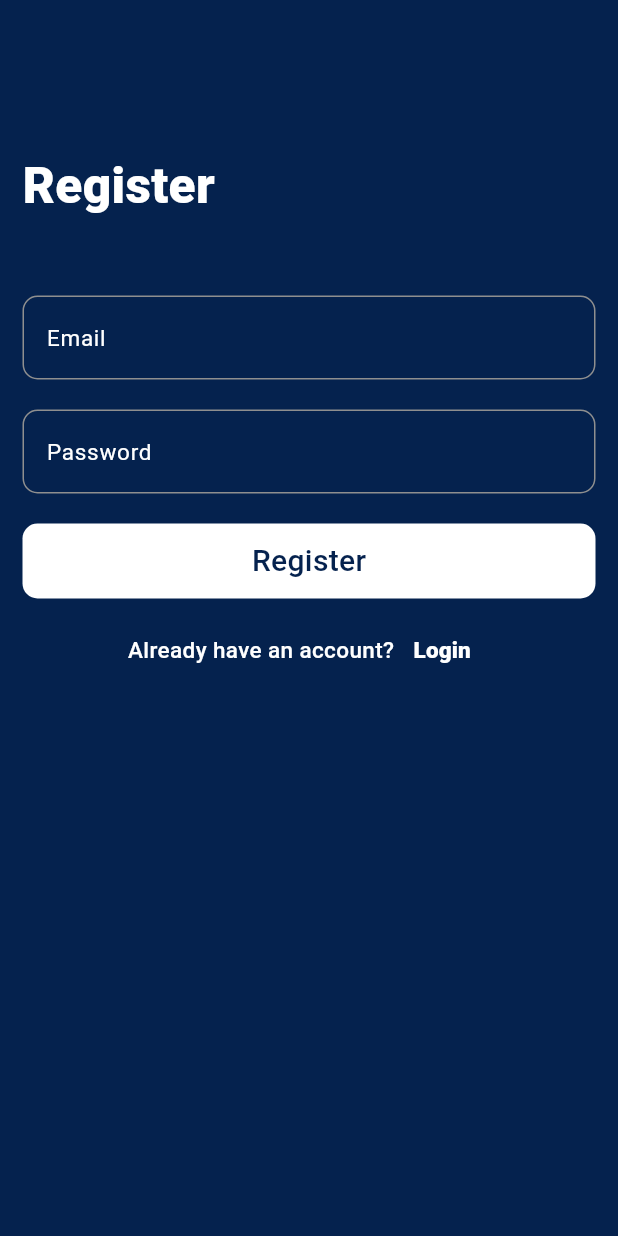
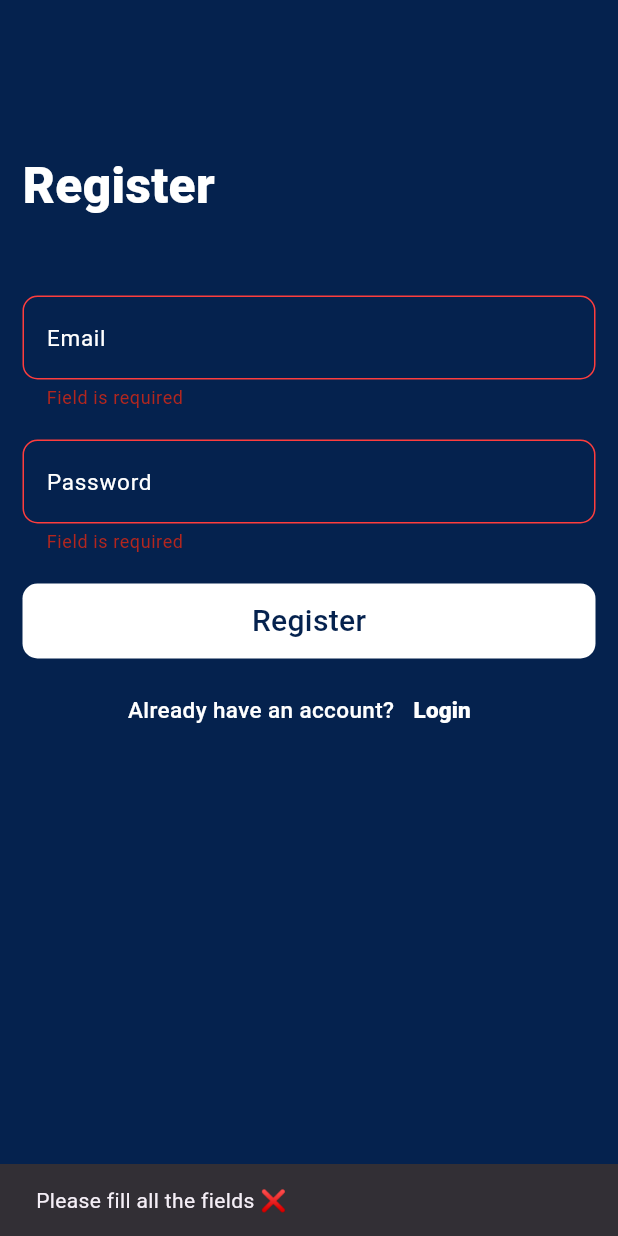
Before and after one commit to mohamedmagdy2301/chat_app, a Flutter app: the RegisterPage screen opened by its route, after a tap on "Register", on a phone screen of 412 x 824 dp. Run offline on Flutter 3.47's test engine with Material 3 defaults, Android fonts, the light colour scheme and no system bars; our stand-ins replace firebase_auth, firebase_core; accounts and stored records are empty.

Commit message:
createUser (register) by firebase update text field to text form field and validator

```diff
--- a/lib/Screens/register_page.dart
+++ b/lib/Screens/register_page.dart
@@ -1,7 +1,9 @@
+// ignore_for_file: use_build_context_synchronously
+
 import 'dart:developer';
 
 import 'package:chat_app/Core/constant.dart';
-import 'package:chat_app/Screens/home_page.dart';
+import 'package:chat_app/Screens/login_page.dart';
 import 'package:chat_app/Widgets/button_build.dart';
 import 'package:chat_app/Widgets/text_field_build.dart';
 import 'package:firebase_auth/firebase_auth.dart';
@@ -10,14 +12,16 @@ import 'package:flutter/material.dart';
 class RegisterPage extends StatelessWidget {
   RegisterPage({super.key});
   static const id = 'register_page';
-  String? email;
-  String? password;
+  String? email, password;
+  GlobalKey<FormState> formKey = GlobalKey();
   @override
   Widget build(BuildContext context) {
     return Scaffold(
       backgroundColor: kPrimaryColor,
       body: Padding(
         padding: const EdgeInsets.symmetric(horizontal: 15),
+        child: Form(
+          key: formKey,
           child: ListView(
             children: [
               const SizedBox(height: 100),
@@ -49,15 +53,25 @@ class RegisterPage extends StatelessWidget {
               ButtonBuild(
                 title: 'Register',
                 onTap: () async {
-                var auth = FirebaseAuth.instance;
-                UserCredential user = await auth.createUserWithEmailAndPassword(
-                  email: email!,
-                  password: password!,
-                );
-
-                log(user.user!.email.toString());
-
-                Navigator.pushNamed(context, HomePage.id);
+                  if (formKey.currentState!.validate()) {
+                    try {
+                      await createUser();
+                      showSnackBar(context, "Account created successfully ✅");
+                      Navigator.pushNamed(context, LoginPage.id);
+                    } on FirebaseAuthException catch (e) {
+                      if (e.code == 'weak-password') {
+                        showSnackBar(
+                            context, "The password provided is too weak ❌");
+                      } else if (e.code == 'email-already-in-use') {
+                        showSnackBar(context,
+                            "The account already exists for that email ❌");
+                      }
+                    } catch (e) {
+                      showSnackBar(context, "There is a error ,try again ❌");
+                    }
+                  } else {
+                    showSnackBar(context, "Please fill all the fields ❌");
+                  }
                 },
               ),
               const SizedBox(height: 10),
@@ -90,6 +104,24 @@ class RegisterPage extends StatelessWidget {
             ],
           ),
         ),
+      ),
+    );
+  }
+
+  Future<void> createUser() async {
+    UserCredential user =
+        await FirebaseAuth.instance.createUserWithEmailAndPassword(
+      email: email!,
+      password: password!,
+    );
+    log(user.user!.email.toString());
+  }
+
+  void showSnackBar(BuildContext context, message) {
+    ScaffoldMessenger.of(context).showSnackBar(
+      SnackBar(
+        content: Text(message),
+      ),
     );
   }
 }
--- a/lib/Widgets/text_field_build.dart
+++ b/lib/Widgets/text_field_build.dart
@@ -13,17 +13,23 @@ class TextFieldBuild extends StatelessWidget {
 
   @override
   Widget build(BuildContext context) {
-    return TextField(
+    return TextFormField(
+      validator: (data) {
+        if (data == null || data.isEmpty) {
+          return 'Field is required';
+        }
+        return null;
+      },
       onChanged: onChanged,
       cursorColor: Colors.white,
       style: const TextStyle(color: Colors.white),
       decoration: InputDecoration(
         hintText: hintText,
         hintStyle: const TextStyle(color: Colors.grey, fontSize: 13),
-        // border: const OutlineInputBorder(
-        //   borderSide: BorderSide(color: Colors.white),
-        //   borderRadius: BorderRadius.all(Radius.circular(10.0)),
-        // ),
+        errorBorder: const OutlineInputBorder(
+          borderSide: BorderSide(color: Color.fromARGB(255, 255, 61, 61)),
+          borderRadius: BorderRadius.all(Radius.circular(10.0)),
+        ),
         enabledBorder: const OutlineInputBorder(
           borderSide: BorderSide(color: Color.fromARGB(255, 143, 143, 143)),
           borderRadius: BorderRadius.all(Radius.circular(10.0)),
@@ -32,6 +38,10 @@ class TextFieldBuild extends StatelessWidget {
           borderSide: BorderSide(color: Colors.white),
           borderRadius: BorderRadius.all(Radius.circular(10.0)),
         ),
+        focusedErrorBorder: const OutlineInputBorder(
+          borderSide: BorderSide(color: Color.fromARGB(255, 255, 61, 61)),
+          borderRadius: BorderRadius.all(Radius.circular(10.0)),
+        ),
         labelText: labelText,
         labelStyle: const TextStyle(color: Colors.white, fontSize: 15),
       ),
```
Lines whose indentation alone changed are shown as unchanged.
